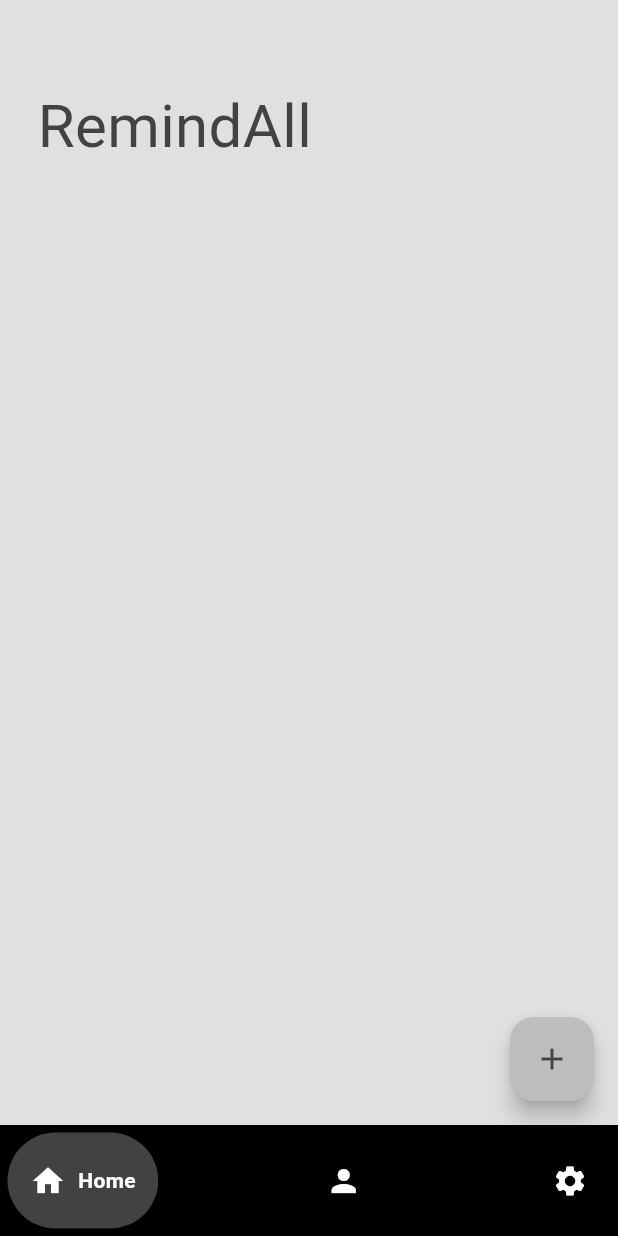
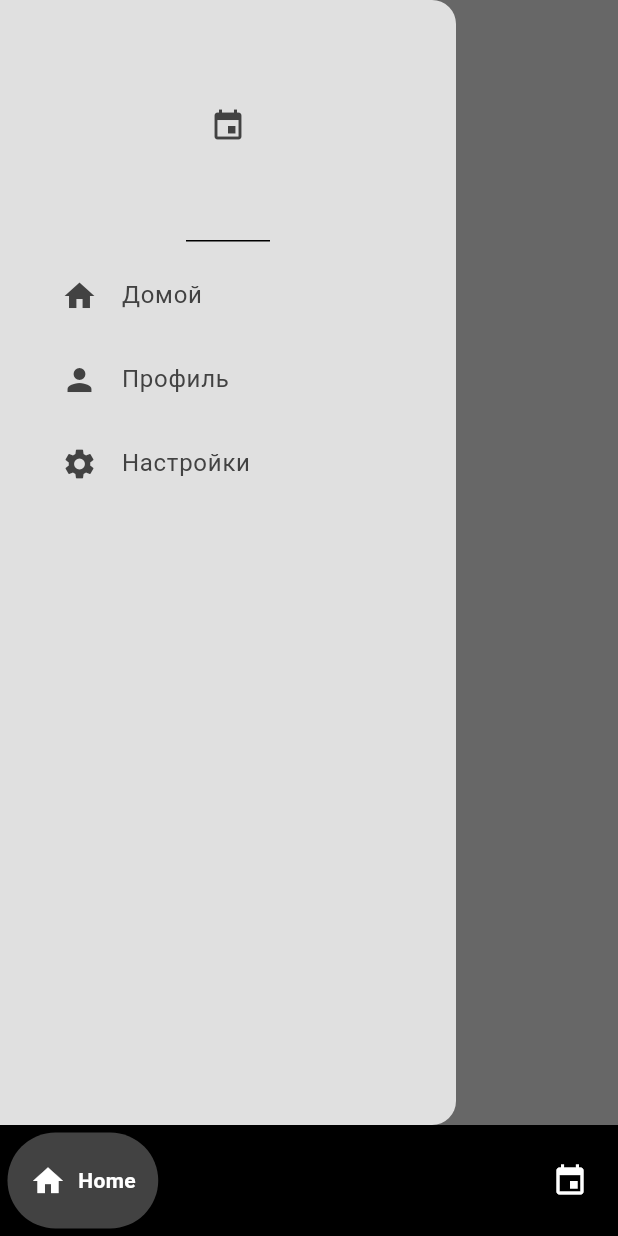
Before and after one commit to ArtemchikTrenbolon/RemindAll2, a Flutter app: the screen it shows once a user with an empty profile is signed in, with the side drawer open (before the commit the screen has no drawer), on a phone screen of 412 x 824 dp. Run offline on Flutter 3.47's test engine with Material 3 defaults, Android fonts, the phone set to English and light mode, and no system bars; drawn by our look-alikes of google_nav_bar; our stand-ins replace cloud_firestore, firebase_auth, firebase_core, firebase_messaging, flutter_slidable, google_fonts and 3 more; accounts and stored records are empty; generated files the repository leaves out were written again.

Commit message:
Update UI

```diff
--- a/lib/components/bottom_nav_bar.dart
+++ b/lib/components/bottom_nav_bar.dart
@@ -24,16 +24,19 @@ class MyBottomNavBar extends StatelessWidget{
                   GButton(
                     icon: Icons.home,
                     text: 'Home',
-
                   ),
                   GButton(
-                      icon: Icons.person,
-                      text: 'Profile',
+                    icon: Icons.event,
+                    text: 'Event',
                   ),
-                  GButton(
-                      icon: Icons.settings,
-                      text: 'Settings',
-                  )
+                  // GButton(
+                  //     icon: Icons.person,
+                  //     text: 'Profile',
+                  // ),
+                  // GButton(
+                  //     icon: Icons.settings,
+                  //     text: 'Settings',
+                  // ),
                 ],
               ),
       ),
--- /dev/null
+++ b/lib/components/drawer.dart
@@ -0,0 +1,68 @@
+import 'package:flutter/material.dart';
+import 'package:flutter_app3/components/drawer_tile.dart';
+import 'package:flutter_app3/pages/profile_page.dart';
+import 'package:flutter_app3/pages/setting_page.dart';
+import 'package:google_nav_bar/google_nav_bar.dart';
+
+class MyDrawer extends StatelessWidget{
+  MyDrawer({super.key});
+
+  @override
+  Widget build(BuildContext context){
+    return Drawer(
+      backgroundColor: Theme.of(context).colorScheme.background,
+      child: Column(
+        children: [
+          DrawerHeader(
+              child: Icon(
+                  Icons.event,
+                  color: Theme.of(context).colorScheme.inversePrimary
+              )
+          ),
+
+          DrawerTitle(
+            title: "Домой",
+            leading: Icon(
+                Icons.home,
+                color: Theme.of(context).colorScheme.inversePrimary),
+            onTap: () => Navigator.pop(context),
+          ),
+
+          DrawerTitle(
+            title: "Профиль",
+            leading: Icon(
+              Icons.person,
+              color: Theme.of(context).colorScheme.inversePrimary,
+            ),
+            onTap: () {
+              Navigator.pop(context);
+              Navigator.push(
+                  context,
+                  MaterialPageRoute(
+                      builder: (context) => ProfilePage(),
+                  ),
+              );
+            },
+          ),
+
+          DrawerTitle(
+            title: "Настройки",
+            leading: Icon(
+                Icons.settings,
+                color: Theme.of(context).colorScheme.inversePrimary
+            ),
+            onTap: () {
+              Navigator.pop(context);
+              Navigator.push(
+                context,
+                MaterialPageRoute(
+                  builder: (context) => SettingPage(),
+                ),
+              );
+            },
+          ),
+        ],
+      ),
+    );
+  }
+}
--- /dev/null
+++ b/lib/components/drawer_tile.dart
@@ -0,0 +1,32 @@
+import 'package:flutter/material.dart';
+import 'package:google_nav_bar/google_nav_bar.dart';
+
+class DrawerTitle extends StatelessWidget {
+  final String title;
+  final Widget leading;
+  final void Function()? onTap;
+
+  DrawerTitle({
+    super.key,
+    required this.title,
+    required this.leading,
+    required this.onTap,
+  });
+
+  @override
+  Widget build(BuildContext context) {
+    return Padding(
+      padding: const EdgeInsets.only(left: 25.0),
+      child: ListTile(
+        title: Text(
+            title,
+            style: TextStyle(
+                color: Theme.of(context).colorScheme.inversePrimary,
+            ),
+        ),
+        leading: leading,
+        onTap: onTap,
+      ),
+    );
+  }
+}
--- a/lib/main.dart
+++ b/lib/main.dart
@@ -3,6 +3,7 @@ import 'package:flutter/material.dart';
 import 'package:flutter_app3/firebase_options.dart';
 import 'package:flutter_app3/models/note_database.dart';
 import 'package:flutter_app3/pages/auth_page.dart';
+import 'package:flutter_app3/pages/event_page.dart';
 import 'package:flutter_app3/pages/first_page.dart';
 import 'package:flutter_app3/pages/home_page.dart';
 import 'package:flutter_app3/pages/login_or_register_page.dart';
@@ -45,6 +46,7 @@ class MyApp extends StatelessWidget{
       routes: {
         '/firstpage': (context) => MainPage(),
         '/homepage': (context) => MainPage(),
+        '/eventpage': (context) => EventPage(),
         '/settingspage': (context) => SettingPage(),
         '/profilepage': (context) => ProfilePage(),
       },
--- a/lib/pages/first_page.dart
+++ b/lib/pages/first_page.dart
@@ -1,4 +1,5 @@
 import 'package:flutter/material.dart';
+import 'package:flutter_app3/pages/event_page.dart';
 import 'package:flutter_app3/pages/login_page.dart';
 import 'package:flutter_app3/pages/profile_page.dart';
 import 'package:flutter_app3/pages/setting_page.dart';
@@ -25,6 +26,8 @@ class _MainPageState extends State<MainPage> {
   final List<Widget> _pages = [
     HomePage(),
 
+    EventPage(),
+
     ProfilePage(),
 
     SettingPage(),
--- a/lib/pages/profile_page.dart
+++ b/lib/pages/profile_page.dart
@@ -99,7 +99,7 @@ class _ProfilePageState extends State<ProfilePage>{
                   Text(
                     user.email!,
                     textAlign: TextAlign.center,
-                    style: TextStyle(color: Colors.grey[700]),
+                    style: TextStyle(color: Theme.of(context).colorScheme.inversePrimary),
                   ),
 
                   SizedBox(height: 50),
@@ -108,7 +108,7 @@ class _ProfilePageState extends State<ProfilePage>{
                     padding: EdgeInsets.only(left: 25.0),
                     child: Text(
                         'Подробности',
-                        style: TextStyle(color: Colors.grey[600])
+                        style: TextStyle(color: Theme.of(context).colorScheme.inversePrimary)
                     ),
                   ),
                   MyTextBox(
```
Also changed, not shown: lib/components/note_tile.dart (added, +37 -0 lines), lib/components/text_box.dart (+7 -2 lines), lib/pages/event_page.dart (added, +19 -0 lines), lib/pages/home_page.dart (+31 -17 lines).
